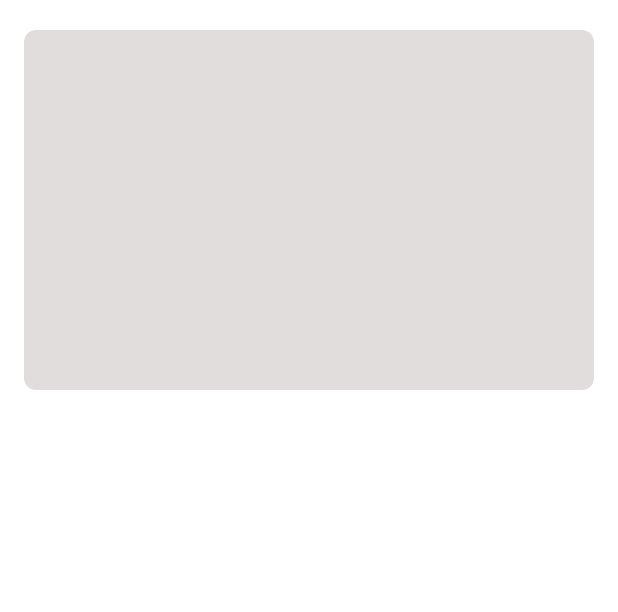
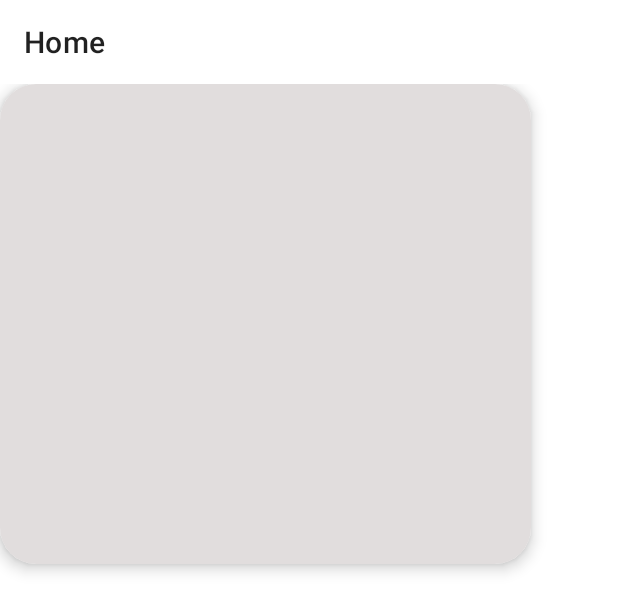
Before and after one commit to viktorsysuev/Delacroix, an Android app: the layout fragment_home.xml on its own in the app's theme, with its tools: preview values and no code run, on a phone screen of 412 x 824 dp. Shown: the top 612 px of the screen. Run offline under Robolectric (Android 15) with nearby library versions, the phone set to English and light mode, and no system bars.

Commit message:
[add] horizontal photo slider for home screen

```diff
--- a/app/build.gradle
+++ b/app/build.gradle
@@ -54,7 +54,6 @@ dependencies {
     implementation "androidx.lifecycle:lifecycle-runtime-ktx:$lifecycleVersion"
     implementation "org.jetbrains.kotlinx:kotlinx-coroutines-android:$coroutinesVersion"
     implementation "com.jakewharton.timber:timber:$timberVersion"
-    implementation "androidx.cardview:cardview:$cardVersion"
 
     // OkHttp
     implementation "com.squareup.okhttp3:logging-interceptor:$logInterceptorVersion"
--- a/app/src/main/java/com/viktorsysuev/delacroix/data/repository/PhotosRepository.kt
+++ b/app/src/main/java/com/viktorsysuev/delacroix/data/repository/PhotosRepository.kt
@@ -4,5 +4,5 @@ import com.viktorsysuev.delacroix.data.model.Photo
 
 interface PhotosRepository {
 
-    suspend fun getRandomPhoto(): Photo
+    suspend fun getPopularPhotos(): List<Photo>
 }
--- a/app/src/main/java/com/viktorsysuev/delacroix/data/repository/PhotosRepositoryImpl.kt
+++ b/app/src/main/java/com/viktorsysuev/delacroix/data/repository/PhotosRepositoryImpl.kt
@@ -5,7 +5,7 @@ import com.viktorsysuev.delacroix.data.model.Photo
 
 class PhotosRepositoryImpl(private val service: UpsplashService) : PhotosRepository {
 
-    override suspend fun getRandomPhoto(): Photo {
-        return service.getRandomPhoto()
+    override suspend fun getPopularPhotos(): List<Photo> {
+        return service.getPopularPhotos()
     }
 }
--- a/app/src/main/java/com/viktorsysuev/delacroix/ui/MainActivity.kt
+++ b/app/src/main/java/com/viktorsysuev/delacroix/ui/MainActivity.kt
@@ -1,7 +1,9 @@
 package com.viktorsysuev.delacroix.ui
 
 import android.os.Bundle
+import android.view.View
 import androidx.appcompat.app.AppCompatActivity
+import androidx.appcompat.app.AppCompatDelegate
 import androidx.navigation.fragment.NavHostFragment
 import androidx.navigation.ui.setupWithNavController
 import com.google.android.material.bottomnavigation.BottomNavigationView
@@ -17,6 +19,7 @@ class MainActivity : AppCompatActivity() {
         if (BuildConfig.DEBUG) {
             Timber.plant(Timber.DebugTree())
         }
+        AppCompatDelegate.setDefaultNightMode(AppCompatDelegate.MODE_NIGHT_NO)
 
         val bottomNavView = findViewById<BottomNavigationView>(R.id.bottom_navigation_view)
         val navHostFragment =
--- a/app/src/main/res/layout/fragment_home.xml
+++ b/app/src/main/res/layout/fragment_home.xml
@@ -1,23 +1,22 @@
 <?xml version="1.0" encoding="utf-8"?>
-<androidx.constraintlayout.widget.ConstraintLayout xmlns:android="http://schemas.android.com/apk/res/android"
+<LinearLayout xmlns:android="http://schemas.android.com/apk/res/android"
+    android:layout_width="match_parent"
     xmlns:app="http://schemas.android.com/apk/res-auto"
-    android:layout_width="match_parent"
     xmlns:tools="http://schemas.android.com/tools"
+    android:orientation="vertical"
     android:layout_height="match_parent">
 
-    <com.google.android.material.imageview.ShapeableImageView
-        android:id="@+id/mainPhoto"
+    <androidx.appcompat.widget.Toolbar
+        android:id="@+id/toolbar"
+        android:layout_height="wrap_content"
         android:layout_width="match_parent"
-        android:layout_height="240dp"
-        android:layout_marginStart="16dp"
-        android:layout_marginTop="20dp"
-        android:layout_marginEnd="16dp"
-        android:scaleType="centerCrop"
-        app:layout_constraintEnd_toEndOf="parent"
-        app:layout_constraintStart_toStartOf="parent"
-        app:layout_constraintTop_toTopOf="parent"
-        app:shapeAppearance="@style/ShapeAppearanceOverlay.App.CornerSize8DP"
-        tools:ignore="ContentDescription"
-        android:src="@color/grey" />
+        app:title="@string/home_title" />
 
-</androidx.constraintlayout.widget.ConstraintLayout>
+    <androidx.recyclerview.widget.RecyclerView
+        android:id="@+id/list"
+        android:layout_width="match_parent"
+        android:layout_height="match_parent"
+        app:layoutManager="androidx.recyclerview.widget.LinearLayoutManager"
+        tools:listitem="@layout/item_popular_photo" />
+
+</LinearLayout>
--- /dev/null
+++ b/app/src/main/res/layout/item_popular_photo.xml
@@ -0,0 +1,27 @@
+<?xml version="1.0" encoding="utf-8"?>
+<FrameLayout xmlns:android="http://schemas.android.com/apk/res/android"
+    xmlns:app="http://schemas.android.com/apk/res-auto"
+    xmlns:tools="http://schemas.android.com/tools"
+    android:layout_width="match_parent"
+    android:layout_height="match_parent">
+
+    <androidx.cardview.widget.CardView
+        android:layout_width="354dp"
+        android:layout_height="320dp"
+        android:layout_marginBottom="8dp"
+        app:cardCornerRadius="24dp"
+        app:cardElevation="6dp">
+
+        <ImageView
+            android:id="@+id/mainPhoto"
+            android:layout_width="match_parent"
+            android:layout_height="match_parent"
+            android:scaleType="centerCrop"
+            android:src="@color/grey"
+            app:layout_constraintEnd_toEndOf="parent"
+            app:layout_constraintStart_toStartOf="parent"
+            app:layout_constraintTop_toTopOf="parent"
+            tools:ignore="ContentDescription" />
+
+    </androidx.cardview.widget.CardView>
+</FrameLayout>
--- a/app/src/main/res/values/themes.xml
+++ b/app/src/main/res/values/themes.xml
@@ -1,6 +1,6 @@
 <resources xmlns:tools="http://schemas.android.com/tools">
     <!-- Base application theme. -->
-    <style name="Theme.Delacroix" parent="Theme.MaterialComponents.DayNight.DarkActionBar">
+    <style name="Theme.Delacroix" parent="Theme.MaterialComponents.DayNight.NoActionBar">
         <!-- Primary brand color. -->
         <item name="colorPrimary">@color/purple_500</item>
         <item name="colorPrimaryVariant">@color/purple_700</item>
@@ -10,7 +10,8 @@
         <item name="colorSecondaryVariant">@color/teal_700</item>
         <item name="colorOnSecondary">@color/black</item>
         <!-- Status bar color. -->
-        <item name="android:statusBarColor" tools:targetApi="l">?attr/colorPrimaryVariant</item>
+        <item name="android:statusBarColor" tools:targetApi="l">?attr/colorOnPrimary</item>
         <!-- Customize your theme here. -->
+        <item name="android:windowLightStatusBar">true</item>
     </style>
 </resources>
```
Also changed, not shown: app/src/main/java/com/viktorsysuev/delacroix/data/api/UpsplashService.kt (+19 -5 lines), app/src/main/java/com/viktorsysuev/delacroix/data/model/Photo.kt (+7 -7 lines), app/src/main/java/com/viktorsysuev/delacroix/ui/home/HomeFragment.kt (+8 -23 lines), app/src/main/java/com/viktorsysuev/delacroix/ui/home/HomeViewModel.kt (+7 -6 lines), app/src/main/java/com/viktorsysuev/delacroix/ui/home/adapter/HomeListAdapter.kt (added, +50 -0 lines), app/src/main/java/com/viktorsysuev/delacroix/ui/home/adapter/PopularSliderListAdapter.kt (added, +26 -0 lines), app/src/main/java/com/viktorsysuev/delacroix/ui/home/adapter/SliderItemDecorator.kt (added, +30 -0 lines), app/src/main/java/com/viktorsysuev/delacroix/ui/home/adapter/viewholder/PopularPhotoViewHolder.kt (added, +40 -0 lines), app/src/main/java/com/viktorsysuev/delacroix/ui/home/adapter/viewholder/PopularSliderViewHolder.kt (added, +39 -0 lines), app/src/main/java/com/viktorsysuev/delacroix/ui/util/AppUtil.kt (added, +12 -0 lines), app/src/main/res/layout/item_popular_slider.xml (added, +12 -0 lines).
